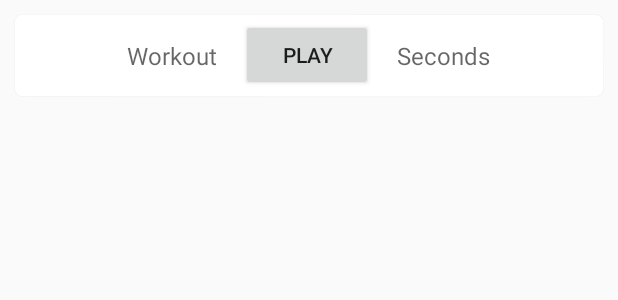
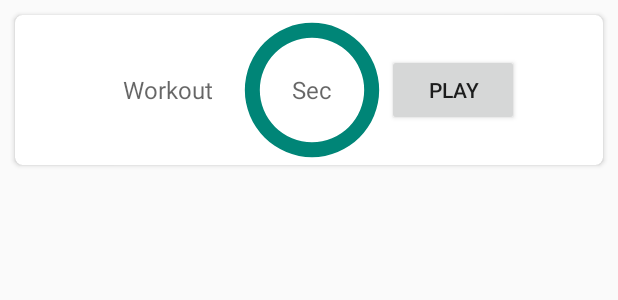
Before and after one commit to Cortlandd/Semaphore-Android, an Android app: the layout workout_list_content.xml on its own in the app's theme, with its tools: preview values and no code run, on a phone screen of 412 x 824 dp. Shown: the top 300 px of the screen. Run offline under Robolectric (Android 15) with nearby library versions, the phone set to English and light mode, and no system bars.

Commit message:
Implemented progress ring for timers.

```diff
--- /dev/null
+++ b/app/src/main/res/drawable/drawable_circle_green.xml
@@ -0,0 +1,9 @@
+<?xml version="1.0" encoding="utf-8"?>
+<shape
+    xmlns:android="http://schemas.android.com/apk/res/android"
+    android:innerRadiusRatio="2.3"
+    android:shape="ring"
+    android:thickness="10dp"
+    android:useLevel="true">
+    <solid android:color="@color/colorPrimary" />
+</shape>
--- a/app/src/main/res/layout/workout_list_content.xml
+++ b/app/src/main/res/layout/workout_list_content.xml
@@ -29,17 +29,37 @@
                 android:layout_margin="@dimen/text_margin"
                 android:textAppearance="?attr/textAppearanceListItem"/>
 
+            <RelativeLayout
+                android:layout_width="wrap_content"
+                android:layout_height="wrap_content">
+
+                <TextView
+                    android:id="@+id/seconds"
+                    android:layout_centerInParent="true"
+                    android:hint="Sec"
+                    android:gravity="center_horizontal"
+                    android:textAppearance="?attr/textAppearanceListItem"
+                    android:layout_width="wrap_content"
+                    android:layout_height="wrap_content"/>
+
+                <ProgressBar
+                    android:id="@+id/workout_progress_bar"
+                    style="?android:attr/progressBarStyleHorizontal"
+                    android:layout_centerInParent="true"
+                    android:progressDrawable="@drawable/drawable_circle_green"
+                    android:indeterminate="false"
+                    android:max="100"
+                    android:progress="100"
+                    android:rotation="-90"
+                    android:padding="10dp"
+                    android:layout_width="100dp"
+                    android:layout_height="100dp" />
+
+            </RelativeLayout>
+
             <Button
                 android:id="@+id/single_play_button"
                 android:text="Play"
-                android:layout_width="wrap_content"
-                android:layout_height="wrap_content"/>
-
-            <TextView
-                android:id="@+id/seconds"
-                android:hint="Seconds"
-                android:textAppearance="?attr/textAppearanceListItem"
-                android:layout_margin="@dimen/text_margin"
                 android:layout_width="wrap_content"
                 android:layout_height="wrap_content"/>
 
```
Also changed, not shown: app/src/main/java/xyz/cortland/fittimer/android/activities/WorkoutListActivity.kt (+6 -1 lines), app/src/main/java/xyz/cortland/fittimer/android/adapter/WorkoutRecyclerViewAdapter.kt (+20 -7 lines), app/src/main/res/drawable/drawable_circle_dark_blue.xml (added, +9 -0 lines), app/src/main/res/layout/activity_workout_list.xml (+5 -4 lines).
